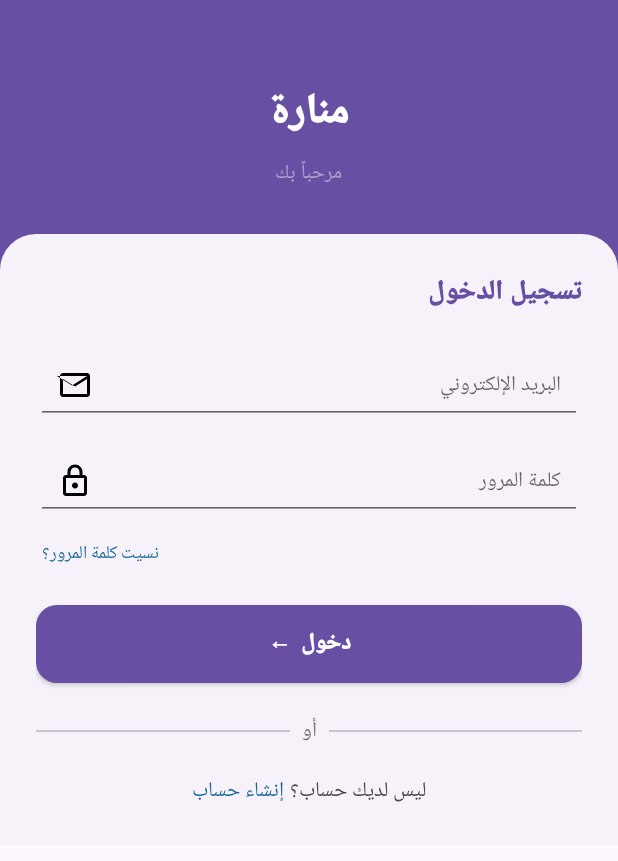
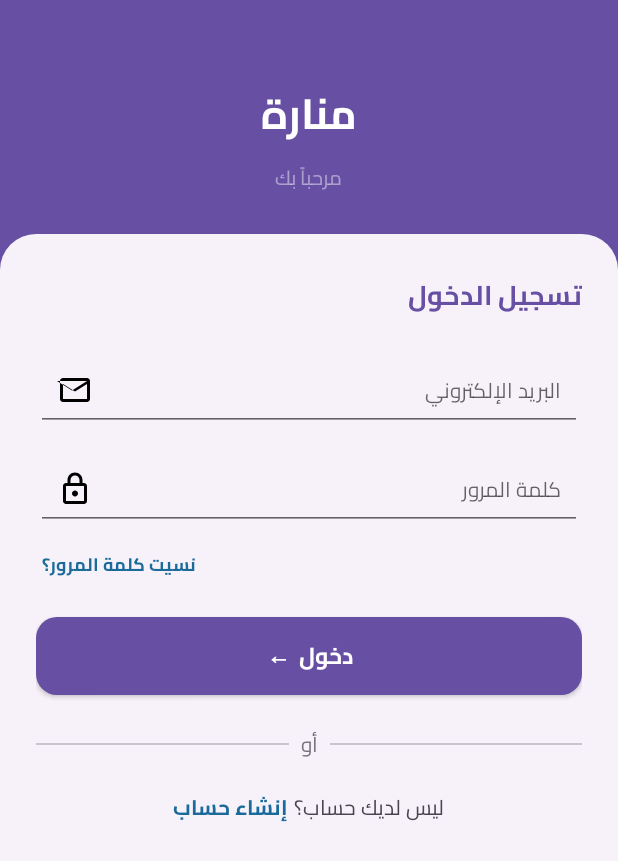
Before and after one commit to raqamia/ddddddddddddddddee, an Android app: the LoginFragment screen opened through its navigation route, on a phone screen of 412 x 824 dp. Shown: the top 861 px of the screen. Run offline under Robolectric (Android 15) with nearby library versions, the phone set to English and light mode, and no system bars; our stand-ins replace navigation-ui; network calls fail; 1 statement that could not run was skipped.

Commit message:
UX: bundle Cairo brand font across the whole app
- Add the Cairo variable TTF (res/font/cairo_variable.ttf) and a font-family
  (res/font/cairo.xml) mapping normal/bold weights.
- Use @font/cairo in the Text.* and Button.Primary styles and as the theme-wide
  default fontFamily, so every screen now renders in the brand Arabic typeface
  instead of the system sans-serif.

```diff
--- /dev/null
+++ b/app/src/main/res/font/cairo.xml
@@ -0,0 +1,14 @@
+<?xml version="1.0" encoding="utf-8"?>
+<!-- Cairo brand font (variable TTF mapped to normal/bold weights). -->
+<font-family xmlns:android="http://schemas.android.com/apk/res/android">
+    <font
+        android:font="@font/cairo_variable"
+        android:fontStyle="normal"
+        android:fontWeight="400"
+        android:fontVariationSettings="'wght' 400" />
+    <font
+        android:font="@font/cairo_variable"
+        android:fontStyle="normal"
+        android:fontWeight="700"
+        android:fontVariationSettings="'wght' 700" />
+</font-family>
--- a/app/src/main/res/values/styles.xml
+++ b/app/src/main/res/values/styles.xml
@@ -1,23 +1,27 @@
 <?xml version="1.0" encoding="utf-8"?>
 <resources>
-    <!-- Note: Replace "sans-serif" with "@font/cairo_regular" etc once TTF files are added to res/font/ -->
+    <!-- Cairo brand font (see res/font/cairo.xml). -->
     <style name="Text.Regular" parent="">
-        <item name="android:fontFamily">sans-serif</item>
+        <item name="android:fontFamily">@font/cairo</item>
+        <item name="android:textStyle">normal</item>
         <item name="android:textColor">@color/text_primary</item>
     </style>
 
     <style name="Text.SemiBold" parent="">
-        <item name="android:fontFamily">sans-serif-medium</item>
+        <item name="android:fontFamily">@font/cairo</item>
+        <item name="android:textStyle">bold</item>
         <item name="android:textColor">@color/text_primary</item>
     </style>
 
     <style name="Text.Bold" parent="">
-        <item name="android:fontFamily">sans-serif-black</item>
+        <item name="android:fontFamily">@font/cairo</item>
+        <item name="android:textStyle">bold</item>
         <item name="android:textColor">@color/text_primary</item>
     </style>
 
     <style name="Text.Black" parent="">
-        <item name="android:fontFamily">sans-serif-black</item>
+        <item name="android:fontFamily">@font/cairo</item>
+        <item name="android:textStyle">bold</item>
         <item name="android:textColor">@color/text_primary</item>
     </style>
 
@@ -32,7 +36,8 @@
     <style name="Button.Primary" parent="Widget.MaterialComponents.Button">
         <item name="android:background">@drawable/bg_button_primary</item>
         <item name="android:textColor">@color/text_light</item>
-        <item name="android:fontFamily">sans-serif-black</item>
+        <item name="android:fontFamily">@font/cairo</item>
+        <item name="android:textStyle">bold</item>
         <item name="android:textSize">15sp</item>
         <item name="android:height">52dp</item>
         <item name="cornerRadius">14dp</item>
--- a/app/src/main/res/values/themes.xml
+++ b/app/src/main/res/values/themes.xml
@@ -2,6 +2,8 @@
 <resources>
     <style name="Theme.Manara" parent="Theme.MaterialComponents.DayNight.NoActionBar">
         <item name="android:layoutDirection">rtl</item>
+        <item name="android:fontFamily">@font/cairo</item>
+        <item name="fontFamily">@font/cairo</item>
         <item name="colorPrimary">@color/navy</item>
         <item name="colorPrimaryVariant">@color/navy_light</item>
         <item name="colorSecondary">@color/gold</item>
```
Also changed, not shown: app/src/main/res/font/cairo_variable.ttf (added).
